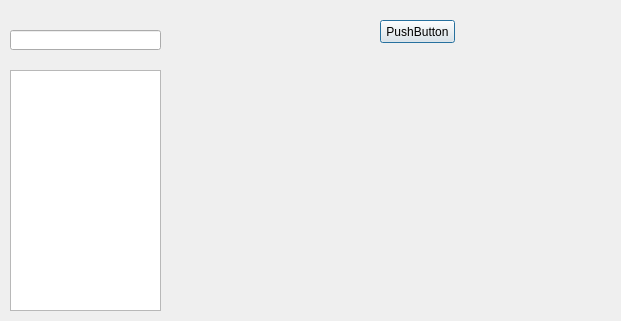
Old version of the form form.ui in the repository munel/is_en.
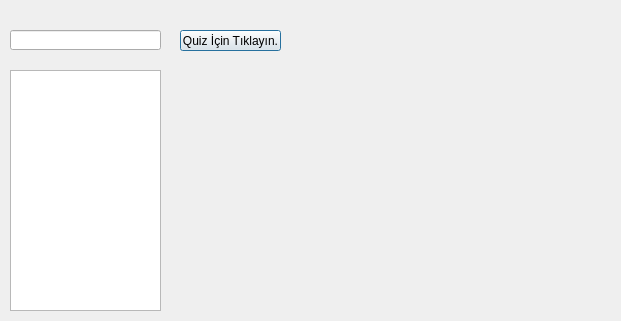
New version of the form.

Commit message: Listeden seçim yapılınca video oynatma

```diff
--- a/form.ui
+++ b/form.ui
@@ -36,14 +36,14 @@
   <widget class="QPushButton" name="pushButton">
    <property name="geometry">
     <rect>
-     <x>380</x>
-     <y>20</y>
-     <width>75</width>
-     <height>23</height>
+     <x>180</x>
+     <y>30</y>
+     <width>101</width>
+     <height>21</height>
     </rect>
    </property>
    <property name="text">
-    <string>PushButton</string>
+    <string>Quiz İçin Tıklayın.</string>
    </property>
   </widget>
   <widget class="QWidget" name="horizontalLayoutWidget">
```
Left out of the diff: 6 changed lines with no effect on the pictures. The commit also changes 2 other files.
